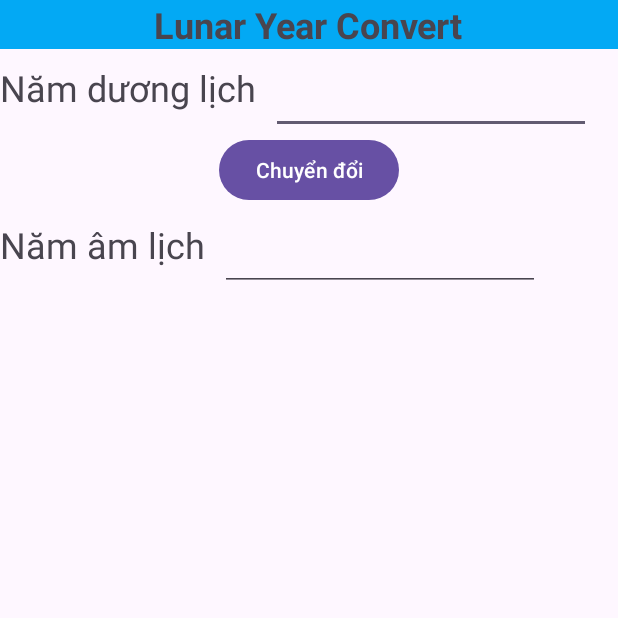
After one commit to CatalizCS/Mobile-Application-Development, an Android app: the LunarYearConvertActivity screen opened directly, with no data from a screen before it, on a phone screen of 412 x 824 dp, the top half of it. The commit adds this screen. Run offline under Robolectric (Android 15) with nearby library versions, the phone set to English and light mode, and no system bars.

Commit message:
Buổi 2 bài 8: Thực hành và hiểu được các Control cơ bản trong Android

```diff
--- a/app/src/main/AndroidManifest.xml
+++ b/app/src/main/AndroidManifest.xml
@@ -12,6 +12,9 @@
 		android:supportsRtl="true"
 		android:theme="@style/Theme.Android"
 		tools:targetApi="31">
+		<activity
+			android:name=".LunarYearConvertActivity"
+			android:exported="false" />
 		<activity
 			android:name=".LoginAlertActivity"
 			android:exported="false" />
--- a/app/src/main/java/com/tama/android/LoginActivity.java
+++ b/app/src/main/java/com/tama/android/LoginActivity.java
@@ -77,4 +77,8 @@ public class LoginActivity extends Activity implements View.OnClickListener {
     public void TestLoginAlert(View view) {
         startActivity(new android.content.Intent(this, LoginAlertActivity.class));
     }
+
+    public void TestLunarYearConvert(View view) {
+        startActivity(new android.content.Intent(this, LunarYearConvertActivity.class));
+    }
 }
--- /dev/null
+++ b/app/src/main/res/layout/lunar_year_convert_layout.xml
@@ -0,0 +1,85 @@
+<?xml version="1.0" encoding="utf-8"?>
+<androidx.constraintlayout.widget.ConstraintLayout xmlns:android="http://schemas.android.com/apk/res/android"
+	xmlns:app="http://schemas.android.com/apk/res-auto"
+	xmlns:tools="http://schemas.android.com/tools"
+	android:layout_width="match_parent"
+	android:layout_height="match_parent"
+	tools:context=".LunarYearConvertActivity">
+
+	<LinearLayout
+		android:layout_width="match_parent"
+		android:layout_height="match_parent"
+		android:orientation="vertical"
+		tools:layout_editor_absoluteX="1dp"
+		tools:layout_editor_absoluteY="1dp">
+
+		<FrameLayout
+			android:layout_width="match_parent"
+			android:layout_height="wrap_content"
+			android:background="#03A9F4">
+
+			<TextView
+				android:id="@+id/textView2"
+				android:layout_width="wrap_content"
+				android:layout_height="wrap_content"
+				android:layout_gravity="center"
+				android:text="Lunar Year Convert"
+				android:textSize="24sp"
+				android:textStyle="bold" />
+
+		</FrameLayout>
+
+		<LinearLayout
+			android:layout_width="wrap_content"
+			android:layout_height="wrap_content"
+
+			android:orientation="horizontal">
+
+			<TextView
+				android:id="@+id/year"
+				android:layout_width="wrap_content"
+				android:layout_height="wrap_content"
+				android:paddingRight="10dp"
+				android:text="Năm dương lịch"
+				android:textSize="24sp" />
+
+			<EditText
+				android:id="@+id/yearInput"
+				android:layout_width="match_parent"
+				android:layout_height="wrap_content"
+				android:ems="10"
+				android:inputType="text"
+				android:padding="16dp" />
+		</LinearLayout>
+
+		<Button
+			android:id="@+id/button"
+			android:layout_width="wrap_content"
+			android:layout_height="wrap_content"
+			android:layout_gravity="center"
+			android:text="Chuyển đổi" />
+
+		<LinearLayout
+			android:layout_width="wrap_content"
+			android:layout_height="wrap_content"
+
+			android:orientation="horizontal">
+
+			<TextView
+				android:id="@+id/lunarYear"
+				android:layout_width="wrap_content"
+				android:layout_height="wrap_content"
+				android:paddingRight="10dp"
+				android:text="Năm âm lịch"
+				android:textSize="24sp" />
+
+			<EditText
+				android:id="@+id/lunarYearInput"
+				android:layout_width="match_parent"
+				android:layout_height="wrap_content"
+				android:ems="10"
+				android:inputType="text"
+				android:padding="16dp" />
+		</LinearLayout>
+	</LinearLayout>
+</androidx.constraintlayout.widget.ConstraintLayout>
```
Also changed, not shown: app/src/main/java/com/tama/android/LunarYearConvertActivity.java (added, +92 -0 lines), app/src/main/res/layout/login_linear_layout.xml (+10 -1 lines).
